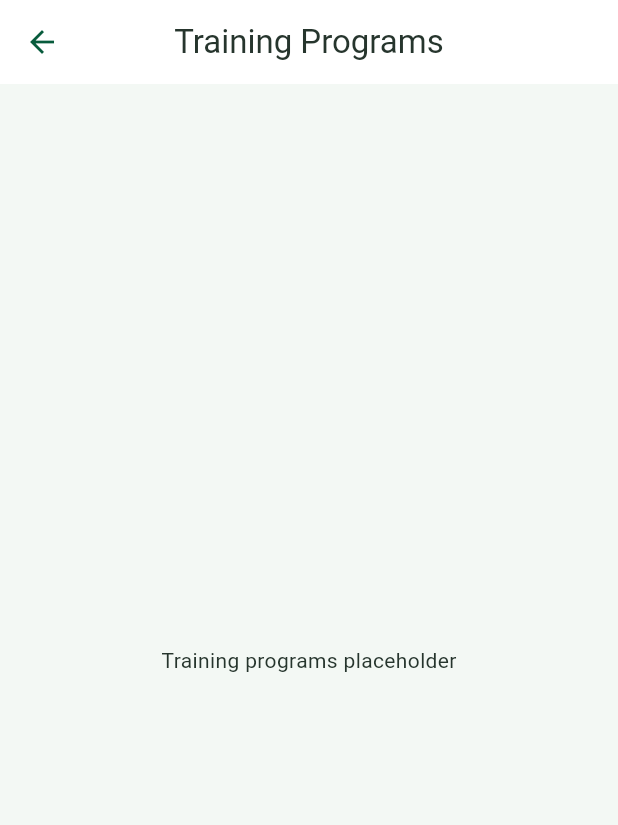
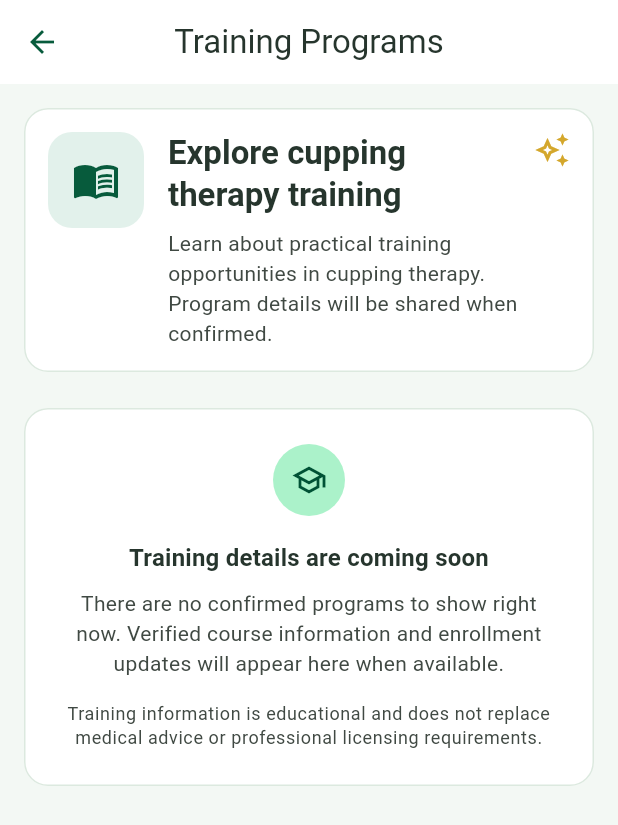
Before and after one commit to Sangram693/cupping_therapy_app, a Flutter app: the TrainingProgramsScreen screen opened by its route, on a phone screen of 412 x 824 dp. Shown: the top 825 px of the screen. Run offline on Flutter 3.47's test engine with Material 3 defaults, Android fonts, the light colour scheme and no system bars; our stand-ins replace dio, flutter_riverpod, flutter_secure_storage, go_router, hive, hive_flutter; accounts and stored records are empty.

Commit message:
implement training programme screen

```diff
--- a/lib/features/training/presentation/screens/training_programs_screen.dart
+++ b/lib/features/training/presentation/screens/training_programs_screen.dart
@@ -1,8 +1,11 @@
 import 'package:flutter/material.dart';
 
 import '../../../../app/router/route_names.dart';
+import '../../../../core/constants/app_dimensions.dart';
 import '../../../../core/widgets/app_back_button.dart';
 import '../../../../l10n/generated/app_localizations.dart';
+import '../widgets/training_intro_card.dart';
+import '../widgets/training_program_empty_state.dart';
 
 class TrainingProgramsScreen extends StatelessWidget {
   const TrainingProgramsScreen({super.key});
@@ -16,7 +19,24 @@ class TrainingProgramsScreen extends StatelessWidget {
         leading: const AppBackButton(fallbackRouteName: RouteNames.home),
         title: Text(l10n.trainingPrograms),
       ),
-      body: Center(child: Text(l10n.trainingProgramsPlaceholder)),
+      body: SafeArea(
+        top: false,
+        child: Center(
+          child: ConstrainedBox(
+            constraints: const BoxConstraints(
+              maxWidth: AppDimensions.maxContentWidth,
+            ),
+            child: ListView(
+              padding: const EdgeInsets.all(AppDimensions.screenPadding),
+              children: const [
+                TrainingIntroCard(),
+                SizedBox(height: AppDimensions.spacing24),
+                TrainingProgramEmptyState(),
+              ],
+            ),
+          ),
+        ),
+      ),
     );
   }
 }
--- /dev/null
+++ b/lib/features/training/presentation/widgets/training_intro_card.dart
@@ -0,0 +1,68 @@
+import 'package:flutter/material.dart';
+
+import '../../../../core/constants/app_dimensions.dart';
+import '../../../../core/services/app_color_service.dart';
+import '../../../../l10n/generated/app_localizations.dart';
+
+class TrainingIntroCard extends StatelessWidget {
+  const TrainingIntroCard({super.key});
+
+  @override
+  Widget build(BuildContext context) {
+    final l10n = AppLocalizations.of(context)!;
+    final theme = Theme.of(context);
+    final colorScheme = theme.colorScheme;
+
+    return Card(
+      child: Padding(
+        padding: const EdgeInsets.all(AppDimensions.cardPadding),
+        child: Row(
+          crossAxisAlignment: CrossAxisAlignment.start,
+          children: [
+            Container(
+              width: AppDimensions.avatarLarge,
+              height: AppDimensions.avatarLarge,
+              decoration: BoxDecoration(
+                color: AppColors.secondary.withValues(alpha: 0.12),
+                borderRadius: BorderRadius.circular(AppDimensions.radiusLarge),
+              ),
+              child: Icon(
+                Icons.menu_book_outlined,
+                color: colorScheme.primary,
+                size: AppDimensions.iconLarge,
+              ),
+            ),
+            const SizedBox(width: AppDimensions.spacing16),
+            Expanded(
+              child: Column(
+                crossAxisAlignment: CrossAxisAlignment.start,
+                children: [
+                  Text(
+                    l10n.trainingIntroTitle,
+                    style: theme.textTheme.titleLarge?.copyWith(
+                      fontWeight: FontWeight.w700,
+                    ),
+                  ),
+                  const SizedBox(height: AppDimensions.spacing8),
+                  Text(
+                    l10n.trainingIntroDescription,
+                    style: theme.textTheme.bodyMedium?.copyWith(
+                      color: colorScheme.onSurfaceVariant,
+                    ),
+                  ),
+                ],
+              ),
+            ),
+            const SizedBox(width: AppDimensions.spacing8),
+            Icon(
+              Icons.auto_awesome_outlined,
+              color: AppColors.accent,
+              size: AppDimensions.iconMedium,
+              semanticLabel: l10n.trainingIconLabel,
+            ),
+          ],
+        ),
+      ),
+    );
+  }
+}
--- /dev/null
+++ b/lib/features/training/presentation/widgets/training_program_empty_state.dart
@@ -0,0 +1,62 @@
+import 'package:flutter/material.dart';
+
+import '../../../../core/constants/app_dimensions.dart';
+import '../../../../l10n/generated/app_localizations.dart';
+
+class TrainingProgramEmptyState extends StatelessWidget {
+  const TrainingProgramEmptyState({super.key});
+
+  @override
+  Widget build(BuildContext context) {
+    final l10n = AppLocalizations.of(context)!;
+    final theme = Theme.of(context);
+    final colorScheme = theme.colorScheme;
+
+    return Card(
+      child: Padding(
+        padding: const EdgeInsets.all(AppDimensions.spacing24),
+        child: Column(
+          children: [
+            Container(
+              width: AppDimensions.imageSmall,
+              height: AppDimensions.imageSmall,
+              decoration: BoxDecoration(
+                color: colorScheme.primaryContainer,
+                shape: BoxShape.circle,
+              ),
+              child: Icon(
+                Icons.school_outlined,
+                color: colorScheme.onPrimaryContainer,
+                size: AppDimensions.iconMedium,
+              ),
+            ),
+            const SizedBox(height: AppDimensions.spacing16),
+            Text(
+              l10n.trainingProgramsEmptyTitle,
+              textAlign: TextAlign.center,
+              style: theme.textTheme.titleMedium?.copyWith(
+                fontWeight: FontWeight.w700,
+              ),
+            ),
+            const SizedBox(height: AppDimensions.spacing8),
+            Text(
+              l10n.trainingProgramsEmptyDescription,
+              textAlign: TextAlign.center,
+              style: theme.textTheme.bodyMedium?.copyWith(
+                color: colorScheme.onSurfaceVariant,
+              ),
+            ),
+            const SizedBox(height: AppDimensions.spacing16),
+            Text(
+              l10n.trainingEducationDisclaimer,
+              textAlign: TextAlign.center,
+              style: theme.textTheme.bodySmall?.copyWith(
+                color: colorScheme.onSurfaceVariant,
+              ),
+            ),
+          ],
+        ),
+      ),
+    );
+  }
+}
--- a/lib/l10n/app_bn.arb
+++ b/lib/l10n/app_bn.arb
@@ -76,6 +76,12 @@
   "viewServiceDetails": "বিস্তারিত দেখুন",
   "serviceDetailsPreviewNote": "এটি কেবল প্রাথমিক তথ্য। বিস্তারিত ও প্রাপ্যতা এখনো নিশ্চিত করা হয়নি।",
   "trainingProgramsPlaceholder": "প্রশিক্ষণ কর্মসূচির তথ্য",
+  "trainingIntroTitle": "কাপিং থেরাপি শেখার সুযোগ দেখুন",
+  "trainingIntroDescription": "কাপিং থেরাপির ব্যবহারিক প্রশিক্ষণের সুযোগ সম্পর্কে জানুন। কর্মসূচির বিস্তারিত নিশ্চিত হলে জানানো হবে।",
+  "trainingProgramsEmptyTitle": "প্রশিক্ষণের বিস্তারিত শিগগিরই আসছে",
+  "trainingProgramsEmptyDescription": "এই মুহূর্তে দেখানোর মতো কোনো নিশ্চিত কর্মসূচি নেই। যাচাইকৃত কোর্সের তথ্য ও ভর্তির আপডেট পাওয়া গেলে এখানে দেওয়া হবে।",
+  "trainingEducationDisclaimer": "প্রশিক্ষণের তথ্য শিক্ষামূলক; এটি চিকিৎসকের পরামর্শ বা পেশাগত লাইসেন্সের শর্তের বিকল্প নয়।",
+  "trainingIconLabel": "শেখা ও শিক্ষা",
   "profileAndAccount": "প্রোফাইল ও অ্যাকাউন্ট",
   "yourAccount": "আপনার অ্যাকাউন্ট",
   "myAppointments": "আমার অ্যাপয়েন্টমেন্ট",
--- a/lib/l10n/app_en.arb
+++ b/lib/l10n/app_en.arb
@@ -76,6 +76,12 @@
   "viewServiceDetails": "View details",
   "serviceDetailsPreviewNote": "This is introductory information only. Details and availability have not been confirmed.",
   "trainingProgramsPlaceholder": "Training programs placeholder",
+  "trainingIntroTitle": "Explore cupping therapy training",
+  "trainingIntroDescription": "Learn about practical training opportunities in cupping therapy. Program details will be shared when confirmed.",
+  "trainingProgramsEmptyTitle": "Training details are coming soon",
+  "trainingProgramsEmptyDescription": "There are no confirmed programs to show right now. Verified course information and enrollment updates will appear here when available.",
+  "trainingEducationDisclaimer": "Training information is educational and does not replace medical advice or professional licensing requirements.",
+  "trainingIconLabel": "Learning and education",
   "profileAndAccount": "Profile & account",
   "yourAccount": "Your account",
   "myAppointments": "My Appointments",
```
Also changed, not shown: lib/l10n/generated/app_localizations.dart, lib/l10n/generated/app_localizations_bn.dart, lib/l10n/generated/app_localizations_en.dart, 1 other file.
